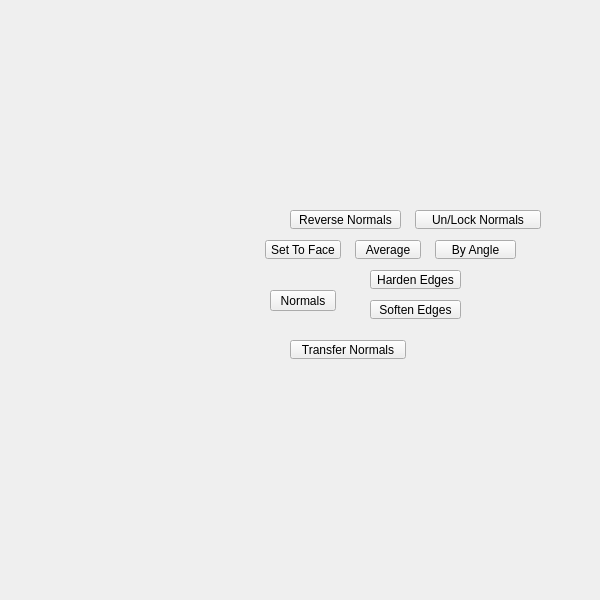
This is tentacle/ui/normals#submenu.ui in m3trik/tentacle as Qt 5 draws it before an edit. The edited form follows.
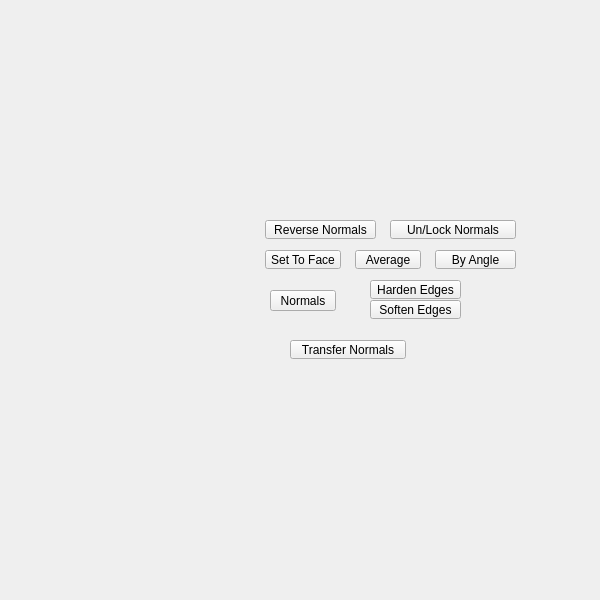
This is the edited form. Custom widgets are drawn as their Qt base class.

Commit message:
chore(ui): tidy submenu .ui panels — geometry + custom-property serialization
Grid-snap button <rect> geometry to the 10px grid and normalize each
MenuButton's custom target/filterTags dynamic properties (reordered after
text, stdset="0" — the serialization uitk emits, applied via registered
QtCore.Property setters, no runtime change) across 18 #submenu panels.
Visible fix: pivot#submenu "Component" label was "Cmpnt" (widened to fit).
No objectName renames, no widget add/removes — slot bindings and QSettings
keys untouched; structural suite green.

What changed in the file:
```diff
--- a/tentacle/ui/normals#submenu.ui
+++ b/tentacle/ui/normals#submenu.ui
@@ -85,7 +85,7 @@
     <property name="geometry">
      <rect>
       <x>435</x>
-      <y>240</y>
+      <y>250</y>
       <width>81</width>
       <height>19</height>
      </rect>
@@ -121,8 +121,8 @@
     </property>
     <property name="geometry">
      <rect>
-      <x>290</x>
-      <y>210</y>
+      <x>265</x>
+      <y>220</y>
       <width>111</width>
       <height>19</height>
      </rect>
@@ -159,7 +159,7 @@
     <property name="geometry">
      <rect>
       <x>265</x>
-      <y>240</y>
+      <y>250</y>
       <width>76</width>
       <height>19</height>
      </rect>
@@ -196,7 +196,7 @@
     <property name="geometry">
      <rect>
       <x>355</x>
-      <y>240</y>
+      <y>250</y>
       <width>66</width>
       <height>19</height>
      </rect>
@@ -307,7 +307,7 @@
     <property name="geometry">
      <rect>
       <x>370</x>
-      <y>270</y>
+      <y>280</y>
       <width>91</width>
       <height>19</height>
      </rect>
@@ -343,8 +343,8 @@
     </property>
     <property name="geometry">
      <rect>
-      <x>415</x>
-      <y>210</y>
+      <x>390</x>
+      <y>220</y>
       <width>126</width>
       <height>19</height>
      </rect>
```
Left out of the diff: 6 changed lines with no effect on the pictures. The commit also changes 18 other files.
